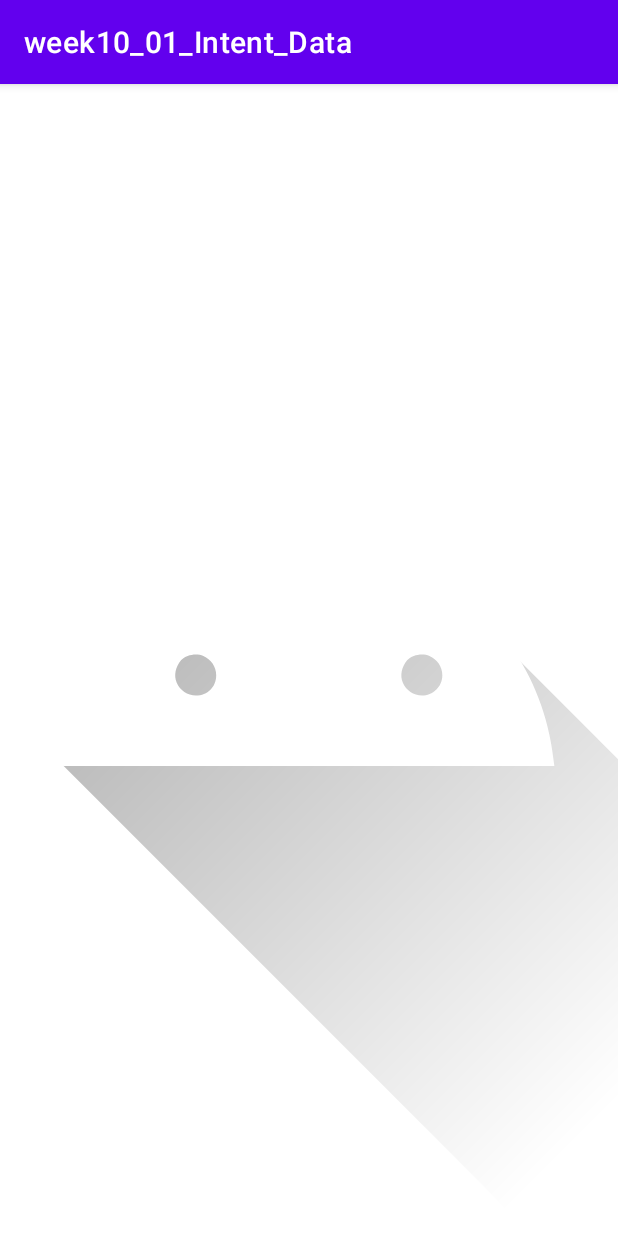
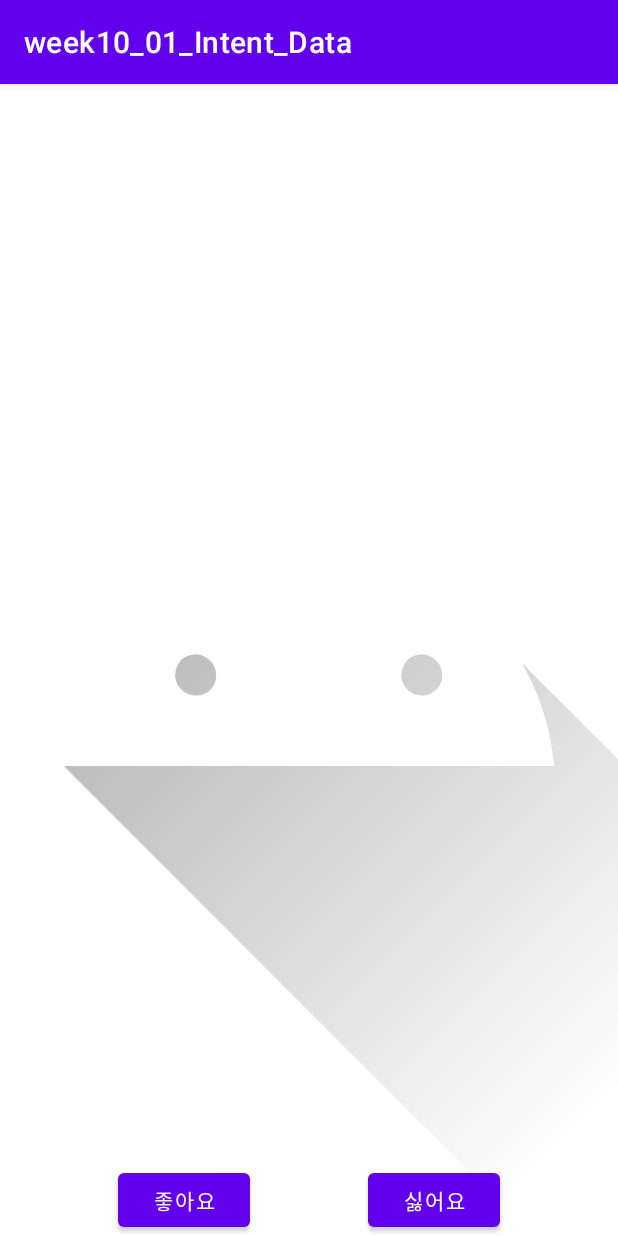
Before and after one commit to JungHwanAhn/week10_01_Intent_Data, an Android app: the ImageActivity screen opened directly, with no data from a screen before it, on a phone screen of 412 x 824 dp. Run offline under Robolectric (Android 15) with nearby library versions, the phone set to English and light mode, and no system bars.

Commit message:
📝 버튼 추가

```diff
--- a/app/src/main/java/kr/ac/kumoh/s20180668/week10_01_intent_data/ImageActivity.kt
+++ b/app/src/main/java/kr/ac/kumoh/s20180668/week10_01_intent_data/ImageActivity.kt
@@ -1,20 +1,50 @@
 package kr.ac.kumoh.s20180668.week10_01_intent_data
 
+import android.content.Intent
 import androidx.appcompat.app.AppCompatActivity
 import android.os.Bundle
+import android.view.View
 import kr.ac.kumoh.s20180668.week10_01_intent_data.databinding.ActivityImageBinding
 
-class ImageActivity : AppCompatActivity() {
+class ImageActivity : AppCompatActivity(),
+    View.OnClickListener {
+    companion object {
+        const val imageName = "image"
+        const val resultName = "result"
+
+        const val LIKE = 10
+        const val DISLIKE = 20
+        const val NONE = 0
+    }
     private lateinit var binding: ActivityImageBinding
+    private var image: String? = null
+
+    override fun onClick(v: View?) {
+        val intent = Intent()
+        val value = when(v?.id) {
+            binding.btnLike.id -> LIKE
+            binding.btnDislike.id -> DISLIKE
+            else -> NONE
+        }
+        intent.putExtra(imageName, image)
+        intent.putExtra(resultName, value)
+        setResult(RESULT_OK, intent)
+        finish()
+    }
+
     override fun onCreate(savedInstanceState: Bundle?) {
         super.onCreate(savedInstanceState)
         binding = ActivityImageBinding.inflate(layoutInflater)
         setContentView(binding.root)
-        val res = when(intent.getStringExtra("image")) {
+
+        image = intent.getStringExtra(MainActivity.keyName)
+        val res = when(image) {
             "soju" -> R.drawable.soju
             "sea" -> R.drawable.sea
             else -> R.drawable.ic_launcher_foreground
         }
-        binding.imgGundam.setImageResource(res)
+        binding.imgPhoto.setImageResource(res)
+        binding.btnLike.setOnClickListener(this)
+        binding.btnDislike.setOnClickListener(this)
     }
 }
--- a/app/src/main/res/layout/activity_image.xml
+++ b/app/src/main/res/layout/activity_image.xml
@@ -7,7 +7,7 @@
     tools:context=".ImageActivity">
 
     <ImageView
-        android:id="@+id/img_gundam"
+        android:id="@+id/img_photo"
         android:layout_width="match_parent"
         android:layout_height="match_parent"
         android:scaleType="centerCrop"
@@ -16,4 +16,22 @@
         app:layout_constraintStart_toStartOf="parent"
         app:layout_constraintTop_toTopOf="parent"/>
 
+    <Button
+        android:id="@+id/btn_like"
+        android:layout_width="wrap_content"
+        android:layout_height="wrap_content"
+        android:text="좋아요"
+        app:layout_constraintBottom_toBottomOf="parent"
+        app:layout_constraintEnd_toStartOf="@id/btn_dislike"
+        app:layout_constraintStart_toStartOf="parent"/>
+
+    <Button
+        android:id="@+id/btn_dislike"
+        android:layout_width="wrap_content"
+        android:layout_height="wrap_content"
+        android:text="싫어요"
+        app:layout_constraintBottom_toBottomOf="parent"
+        app:layout_constraintEnd_toEndOf="parent"
+        app:layout_constraintStart_toEndOf="@id/btn_like"/>
+
 </androidx.constraintlayout.widget.ConstraintLayout>
```
Also changed, not shown: app/src/main/java/kr/ac/kumoh/s20180668/week10_01_intent_data/MainActivity.kt (+48 -1 lines).
